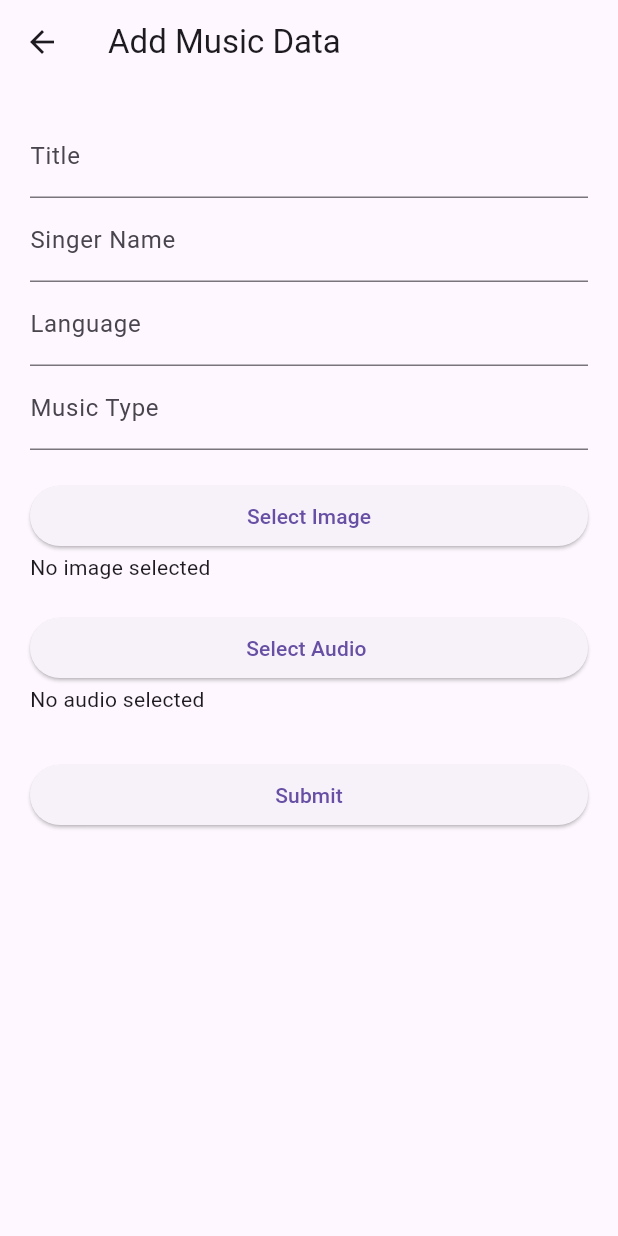
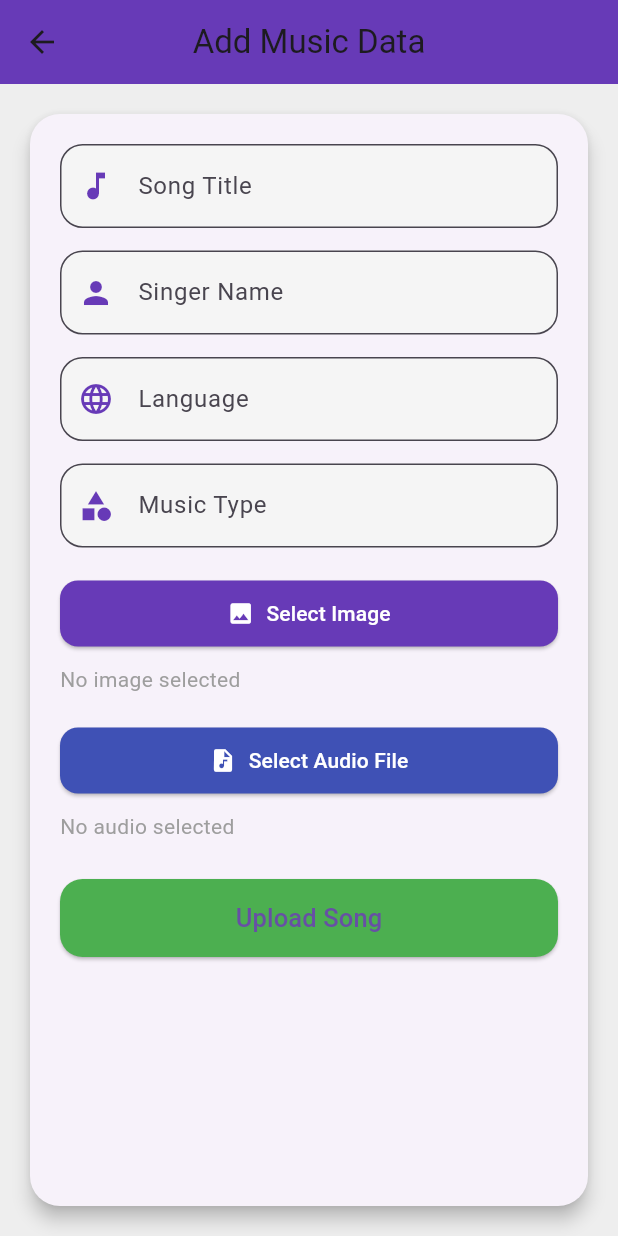
Before and after one commit to AdityaBodewar/Melodix, a Flutter app: the AddMusicForm screen opened directly, on a phone screen of 412 x 824 dp. Run offline on Flutter 3.47's test engine with Material 3 defaults, Android fonts, the phone set to English and light mode, and no system bars; our stand-ins replace dio, file_picker, image_picker.

Commit message:
ui design update

```diff
--- a/Frontend_app/frontend/lib/AddMusicForm.dart
+++ b/Frontend_app/frontend/lib/AddMusicForm.dart
@@ -19,75 +19,171 @@ class _AddMusicFormState extends State<AddMusicForm> {
 
   File? selectedImage;
   File? selectedAudio;
+  double uploadProgress = 0.0;
+  bool isUploading = false;
 
   final ImagePicker picker = ImagePicker();
 
-  // Pick image
   Future pickImage() async {
     final XFile? img = await picker.pickImage(source: ImageSource.gallery);
     if (img != null) {
-      setState(() {
-        selectedImage = File(img.path);
-      });
+      setState(() => selectedImage = File(img.path));
     }
   }
 
-  // Pick audio file
   Future pickAudio() async {
     FilePickerResult? result = await FilePicker.platform.pickFiles(type: FileType.audio);
+    if (result != null) {
+      setState(() => selectedAudio = File(result.files.single.path!));
+    }
+  }
 
-    if (result != null) {
-      setState(() {
-        selectedAudio = File(result.files.single.path!);
-      });
+  bool validateFields() {
+    if (titleCtrl.text.isEmpty ||
+        singerCtrl.text.isEmpty ||
+        langCtrl.text.isEmpty ||
+        typeCtrl.text.isEmpty ||
+        selectedImage == null ||
+        selectedAudio == null) {
+      ScaffoldMessenger.of(context)
+          .showSnackBar(const SnackBar(content: Text("All fields are required!")));
+      return false;
     }
+    return true;
+  }
+
+  InputDecoration buildInputDecoration(String label, IconData icon) {
+    return InputDecoration(
+      labelText: label,
+      prefixIcon: Icon(icon, color: Colors.deepPurple),
+      filled: true,
+      fillColor: Colors.grey.shade100,
+      border: OutlineInputBorder(borderRadius: BorderRadius.circular(15)),
+      focusedBorder: OutlineInputBorder(
+        borderRadius: BorderRadius.circular(15),
+        borderSide: const BorderSide(color: Colors.deepPurple, width: 2),
+      ),
+    );
   }
 
   @override
   Widget build(BuildContext context) {
     return Scaffold(
-      appBar: AppBar(title: const Text("Add Music Data")),
+      backgroundColor: Colors.grey.shade200,
+      appBar: AppBar(
+        title: const Text("Add Music Data"),
+        centerTitle: true,
+        backgroundColor: Colors.deepPurple,
+        elevation: 0,
+      ),
+
       body: Padding(
+        padding: const EdgeInsets.all(16),
+        child: Card(
+          shape: RoundedRectangleBorder(borderRadius: BorderRadius.circular(20)),
+          elevation: 5,
+          child: Padding(
             padding: const EdgeInsets.all(20),
             child: ListView(
               children: [
-            TextField(controller: titleCtrl, decoration: const InputDecoration(labelText: "Title")),
-            TextField(controller: singerCtrl, decoration: const InputDecoration(labelText: "Singer Name")),
-            TextField(controller: langCtrl, decoration: const InputDecoration(labelText: "Language")),
-            TextField(controller: typeCtrl, decoration: const InputDecoration(labelText: "Music Type")),
+                TextField(
+                    controller: titleCtrl,
+                    decoration: buildInputDecoration("Song Title", Icons.music_note)),
+
+                const SizedBox(height: 15),
+
+                TextField(
+                    controller: singerCtrl,
+                    decoration: buildInputDecoration("Singer Name", Icons.person)),
+
+                const SizedBox(height: 15),
+
+                TextField(
+                    controller: langCtrl,
+                    decoration: buildInputDecoration("Language", Icons.language)),
+
+                const SizedBox(height: 15),
+
+                TextField(
+                    controller: typeCtrl,
+                    decoration: buildInputDecoration("Music Type", Icons.category)),
 
                 const SizedBox(height: 20),
 
-            ElevatedButton(
+                // IMAGE PICK BUTTON
+                ElevatedButton.icon(
+                  style: ElevatedButton.styleFrom(
+                    backgroundColor: Colors.deepPurple,
+                    shape: RoundedRectangleBorder(borderRadius: BorderRadius.circular(12)),
+                    padding: const EdgeInsets.symmetric(vertical: 12),
+                  ),
+                  icon: const Icon(Icons.image,color: Colors.white,),
                   onPressed: pickImage,
-              child: const Text("Select Image"),
+                  label: Text("Select Image",style: TextStyle(color: Colors.white),),
                 ),
+
+                const SizedBox(height: 10),
+
                 selectedImage != null
-                ? Image.file(selectedImage!, height: 100)
-                : const Text("No image selected"),
+                    ? ClipRRect(
+                    borderRadius: BorderRadius.circular(12),
+                    child: Image.file(selectedImage!, height: 120))
+                    : const Text("No image selected", style: TextStyle(color: Colors.grey)),
 
                 const SizedBox(height: 20),
 
+                // AUDIO PICK BUTTON
+                ElevatedButton.icon(
+                  style: ElevatedButton.styleFrom(
+                    backgroundColor: Colors.indigo,
+                    shape: RoundedRectangleBorder(borderRadius: BorderRadius.circular(12)),
+                    padding: const EdgeInsets.symmetric(vertical: 12),
+                  ),
+                  icon: const Icon(Icons.audio_file,color: Colors.white,),
+                  onPressed: pickAudio,
+                  label: const Text("Select Audio File",style: TextStyle(color: Colors.white),),
+                ),
+
+                const SizedBox(height: 10),
+
+                selectedAudio != null
+                    ? Text("Audio: ${selectedAudio!.path.split('/').last}",
+                    style: const TextStyle(fontWeight: FontWeight.bold))
+                    : const Text("No audio selected", style: TextStyle(color: Colors.grey)),
+
+                const SizedBox(height: 25),
+
+                // PROGRESS BAR
+                if (isUploading) ...[
+                  LinearProgressIndicator(
+                    value: uploadProgress,
+                    minHeight: 8,
+                    color: Colors.deepPurple,
+                    backgroundColor: Colors.grey.shade300,
+                  ),
+                  const SizedBox(height: 10),
+                  Center(
+                    child: Text("${(uploadProgress * 100).toStringAsFixed(0)}% Uploaded",
+                        style: const TextStyle(fontWeight: FontWeight.bold)),
+                  ),
+                  const SizedBox(height: 20),
+                ],
+
+                // SUBMIT BUTTON
                 ElevatedButton(
-              onPressed: pickAudio,
-              child: const Text("Select Audio "),
+                  style: ElevatedButton.styleFrom(
+                    backgroundColor: Colors.green,
+                    padding: const EdgeInsets.symmetric(vertical: 14),
+                    shape: RoundedRectangleBorder(borderRadius: BorderRadius.circular(15)),
                   ),
-            selectedAudio != null
-                ? Text("Audio: ${selectedAudio!.path.split('/').last}")
-            // file name liya gaya
-                : const Text("No audio selected"),
+                  child: const Text("Upload Song", style: TextStyle(fontSize: 17)),
+                  onPressed: () async {
+                    if (!validateFields()) return;
 
-            const SizedBox(height: 30),
-
-            ElevatedButton(
-              child: const Text("Submit"),
-              onPressed: () async {
-                if (selectedImage == null || selectedAudio == null) {
-                  ScaffoldMessenger.of(context).showSnackBar(
-                    const SnackBar(content: Text("Select image & audio first")),
-                  );
-                  return;
-                }
+                    setState(() {
+                      isUploading = true;
+                      uploadProgress = 0.0;
+                    });
 
                     bool success = await ApiService.uploadMusic(
                       title: titleCtrl.text,
@@ -96,14 +192,18 @@ class _AddMusicFormState extends State<AddMusicForm> {
                       type: typeCtrl.text,
                       image: selectedImage!,
                       audio: selectedAudio!,
+                      onProgress: (sent, total) {
+                        setState(() => uploadProgress = sent / total);
+                      },
                     );
+
+                    setState(() => isUploading = false);
 
                     if (success) {
                       ScaffoldMessenger.of(context).showSnackBar(
                         const SnackBar(content: Text("Uploaded Successfully!")),
                       );
 
-                  // 🔥 CLEAR ALL FIELDS HERE
                       setState(() {
                         titleCtrl.clear();
                         singerCtrl.clear();
@@ -111,8 +211,8 @@ class _AddMusicFormState extends State<AddMusicForm> {
                         typeCtrl.clear();
                         selectedImage = null;
                         selectedAudio = null;
+                        uploadProgress = 0.0;
                       });
-
                     } else {
                       ScaffoldMessenger.of(context).showSnackBar(
                         const SnackBar(content: Text("Upload Failed!")),
@@ -123,6 +223,8 @@ class _AddMusicFormState extends State<AddMusicForm> {
               ],
             ),
           ),
+        ),
+      ),
     );
   }
 }
--- a/Frontend_app/frontend/pubspec.yaml
+++ b/Frontend_app/frontend/pubspec.yaml
@@ -15,6 +15,7 @@ dependencies:
   file_picker: ^8.0.0
   image_picker: ^1.0.8
   http: ^1.1.0
+  dio: ^5.4.0
 
   cupertino_icons: ^1.0.8
 
```
Also changed, not shown: Frontend_app/frontend/lib/ApiService .dart (+23 -20 lines), Frontend_app/frontend/pubspec.lock. Lines whose indentation alone changed are shown as unchanged.
